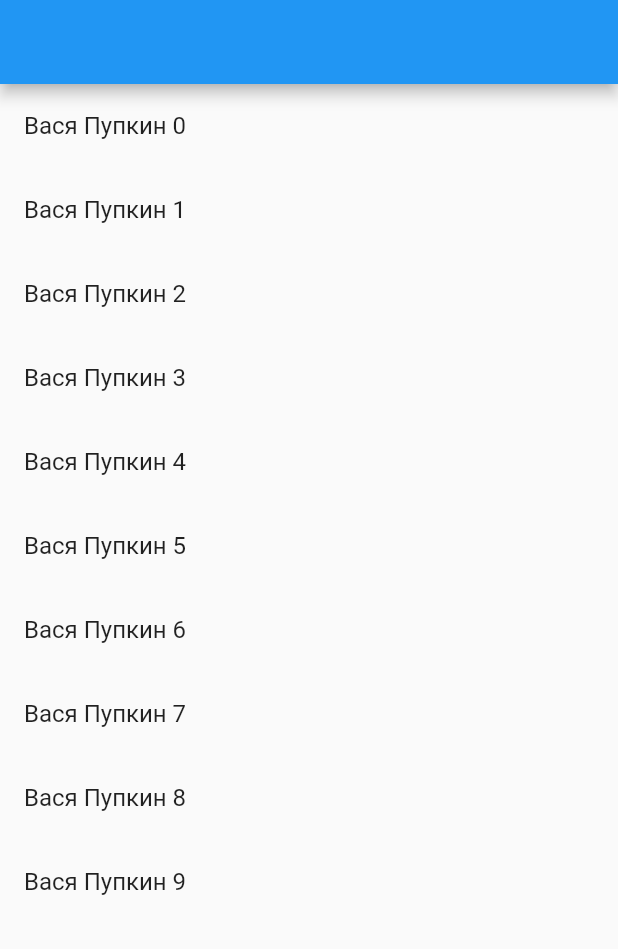
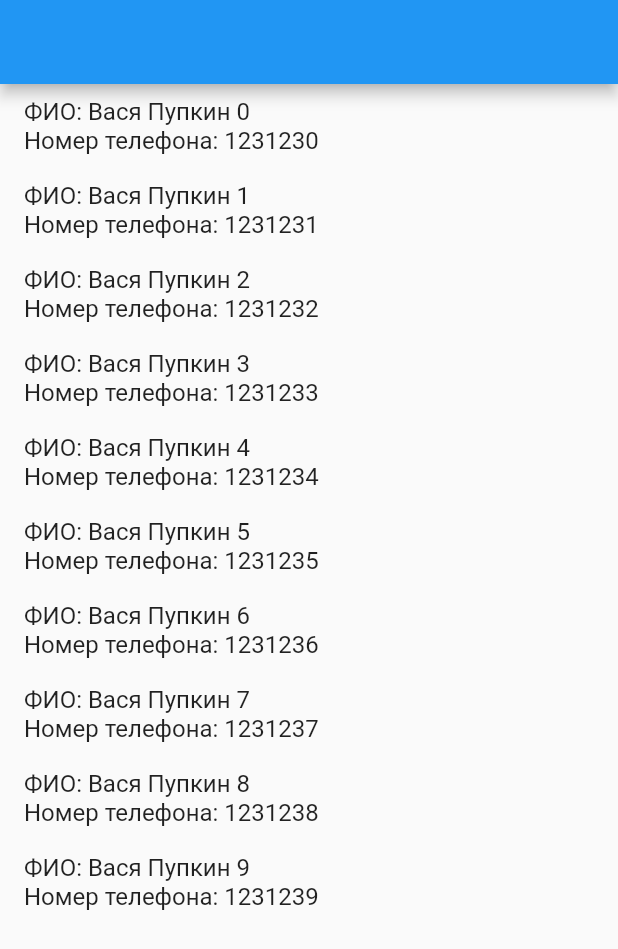
Before and after one commit to iaa-tmn/list_view_test, a Flutter app: the screen it shows after launch, on a phone screen of 412 x 824 dp. Shown: the top 949 px of the screen. Run offline on Flutter 3.47's test engine with Material 2 defaults, Android fonts, the phone set to English and light mode, and no system bars.

Commit message:
добавлен текст номер телефона ФИО

```diff
--- a/lib/main.dart
+++ b/lib/main.dart
@@ -39,6 +39,6 @@ class myListItem extends StatelessWidget {
   final int number;
   @override
   Widget build(BuildContext context) {
-    return ListTile(title: Text("${UserList[number].Name}"), onTap: (){},);
+    return ListTile(title: Text("ФИО: ${UserList[number].Name} \nНомер телефона: ${UserList[number].Phone}"), onTap: (){},);
   }
 }
```
